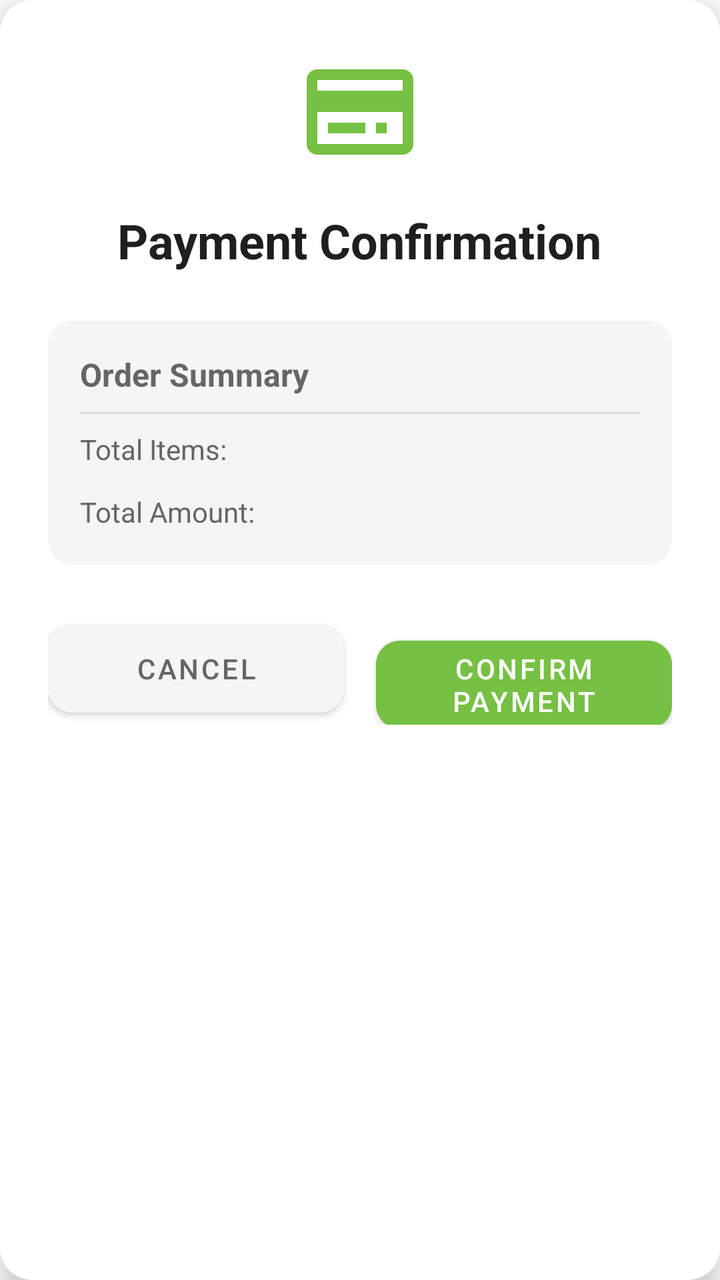
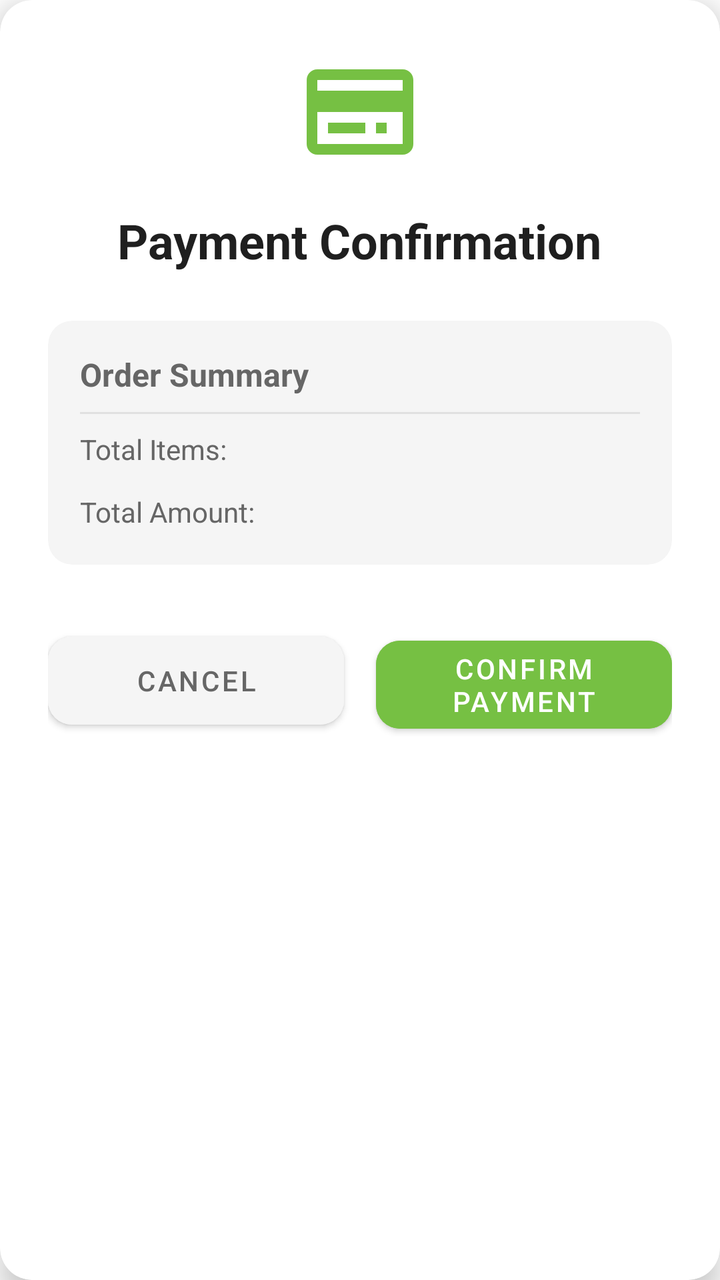

Before-and-after screenshots of an Android layout around one commit, followed by the original layout XML and the change that was made.
<!-- AndroidManifest.xml: application theme Theme.MyApp -->
<!-- res/layout/payment_confirmation_dialog.xml -->
<?xml version="1.0" encoding="utf-8"?>
<androidx.cardview.widget.CardView xmlns:android="http://schemas.android.com/apk/res/android"
    xmlns:app="http://schemas.android.com/apk/res-auto"
    android:layout_width="match_parent"
    android:layout_height="wrap_content"
    android:layout_margin="16dp"
    app:cardCornerRadius="16dp"
    app:cardElevation="8dp">

    <LinearLayout
        android:layout_width="match_parent"
        android:layout_height="wrap_content"
        android:orientation="vertical"
        android:padding="24dp">

        
        <LinearLayout
            android:layout_width="match_parent"
            android:layout_height="wrap_content"
            android:gravity="center"
            android:orientation="vertical">

            <ImageView
                android:layout_width="64dp"
                android:layout_height="64dp"
                android:src="@drawable/ic_payment"
                app:tint="#76C043"/>

            <TextView
                android:layout_width="wrap_content"
                android:layout_height="wrap_content"
                android:layout_marginTop="16dp"
                android:text="Payment Confirmation"
                android:textColor="#1F1F1F"
                android:textSize="24sp"
                android:textStyle="bold"/>
        </LinearLayout>

        
        <androidx.cardview.widget.CardView
            android:layout_width="match_parent"
            android:layout_height="wrap_content"
            android:layout_marginTop="24dp"
            app:cardBackgroundColor="#F5F5F5"
            app:cardCornerRadius="12dp"
            app:cardElevation="0dp">

            <LinearLayout
                android:layout_width="match_parent"
                android:layout_height="wrap_content"
                android:orientation="vertical"
                android:padding="16dp">

                <TextView
                    android:layout_width="wrap_content"
                    android:layout_height="wrap_content"
                    android:text="Order Summary"
                    android:textColor="#666666"
                    android:textSize="16sp"
                    android:textStyle="bold"/>

                <View
                    android:layout_width="match_parent"
                    android:layout_height="1dp"
                    android:layout_marginVertical="8dp"
                    android:background="#E0E0E0"/>

                <LinearLayout
                    android:layout_width="match_parent"
                    android:layout_height="wrap_content"
                    android:orientation="horizontal">

                    <TextView
                        android:layout_width="wrap_content"
                        android:layout_height="wrap_content"
                        android:text="Total Items:"
                        android:textColor="#666666"/>

                    <TextView
                        android:id="@+id/total_items"
                        android:layout_width="match_parent"
                        android:layout_height="wrap_content"
                        android:gravity="end"
                        android:textColor="#1F1F1F"
                        android:textStyle="bold"/>
                </LinearLayout>

                <LinearLayout
                    android:layout_width="match_parent"
                    android:layout_height="wrap_content"
                    android:layout_marginTop="8dp"
                    android:orientation="horizontal">

                    <TextView
                        android:layout_width="wrap_content"
                        android:layout_height="wrap_content"
                        android:text="Total Amount:"
                        android:textColor="#666666"/>

                    <TextView
                        android:id="@+id/total_amount"
                        android:layout_width="match_parent"
                        android:layout_height="wrap_content"
                        android:gravity="end"
                        android:textColor="#76C043"
                        android:textSize="18sp"
                        android:textStyle="bold"/>
                </LinearLayout>
            </LinearLayout>
        </androidx.cardview.widget.CardView>

        
        <LinearLayout
            android:layout_width="match_parent"
            android:layout_height="wrap_content"
            android:layout_marginTop="24dp"
            android:orientation="horizontal">

            <Button
                android:id="@+id/btn_cancel"
                android:layout_width="0dp"
                android:layout_height="56dp"
                android:layout_marginEnd="8dp"
                android:layout_weight="1"
                android:backgroundTint="#F5F5F5"
                android:text="Cancel"
                android:textColor="#666666"
                app:cornerRadius="12dp"/>

            <Button
                android:id="@+id/btn_confirm"
                android:layout_width="0dp"
                android:layout_height="56dp"
                android:layout_marginStart="8dp"
                android:layout_weight="1"
                android:backgroundTint="#76C043"
                android:text="Confirm Payment"
                android:textColor="#FFFFFF"
                app:cornerRadius="12dp"/>
        </LinearLayout>
    </LinearLayout>
</androidx.cardview.widget.CardView>
<!-- resources referenced by this layout -->
<resources>
  <!-- drawable ic_payment (drawable) -->
  <?xml version="1.0" encoding="utf-8"?>
  <vector xmlns:android="http://schemas.android.com/apk/res/android"
      android:width="24dp"
      android:height="24dp"
      android:viewportWidth="24"
      android:viewportHeight="24">
      <path
          android:fillColor="#000000"
          android:pathData="M20,4H4C2.89,4 2.01,4.89 2.01,6L2,18C2,19.11 2.89,20 4,20H20C21.11,20 22,19.11 22,18V6C22,4.89 21.11,4 20,4ZM20,18H4V12H20V18ZM20,8H4V6H20V8ZM13,16H6V14H13V16ZM15,16H17V14H15V16Z"/>
  </vector>
  <style name="Theme.MyApp" parent="Theme.MaterialComponents.Light.NoActionBar">
          
          <item name="colorPrimary">#76C043</item>
          <item name="colorPrimaryVariant">#5A9A32</item>
          <item name="colorOnPrimary">@color/white</item>
          
          <item name="colorSecondary">#76C043</item>
          <item name="colorSecondaryVariant">#5A9A32</item>
          <item name="colorOnSecondary">@color/black</item>
          
          <item name="android:statusBarColor">?attr/colorPrimaryVariant</item>
          
          <item name="windowActionBar">false</item>
          <item name="windowNoTitle">true</item>
      </style>
  <color name="white">#FFFFFFFF</color>
  <color name="black">#FF000000</color>
</resources>

<!-- the commit's change to res/layout/payment_confirmation_dialog.xml (unified diff, before → after) -->
@@ -121,6 +121,7 @@
                 android:layout_width="0dp"
                 android:layout_height="56dp"
                 android:layout_marginEnd="8dp"
+                android:layout_marginTop="6dp"
                 android:layout_weight="1"
                 android:backgroundTint="#F5F5F5"
                 android:text="Cancel"
